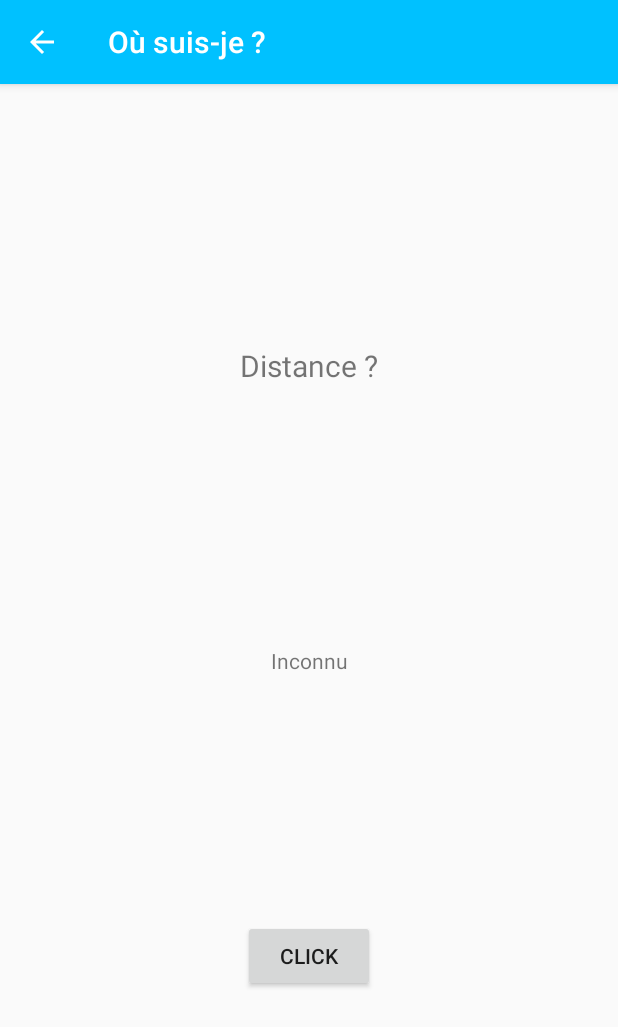
After one commit to s-jeremy/Android_App_Project, an Android app: the PositionActivity screen opened directly, with no data from a screen before it, on a phone screen of 412 x 824 dp. The commit adds this screen. Shown: the top 1027 px of the screen. Run offline under Robolectric (Android 15) with nearby library versions, the phone set to English and light mode, and no system bars.

Commit message:
Ajust login & userCreation design + Add Position Activity not functionnal actually

```diff
--- a/app/src/main/AndroidManifest.xml
+++ b/app/src/main/AndroidManifest.xml
@@ -21,6 +21,7 @@
         <activity android:name=".ui.view.sensor.data_sensors.PressureActivity"/>
         <activity android:name=".ui.view.sensor.data_sensors.BatteryActivity"/>
         <activity android:name=".ui.view.sensor.data_sensors.LightActivity"/>
+        <activity android:name=".ui.view.sensor.data_sensors.PositionActivity"/>
         <activity android:name=".ui.view.introduction.IntroductionActivity"/>
         <activity android:name=".ui.view.login.LoginActivity"/>
         <activity android:name=".ui.view.user_creation.UserCreationActivity"/>
--- /dev/null
+++ b/app/src/main/java/com/android_app_project/app/ui/view/sensor/data_sensors/PositionActivity.kt
@@ -0,0 +1,121 @@
+package com.android_app_project.app.ui.view.sensor.data_sensors
+
+import android.Manifest
+import android.annotation.SuppressLint
+import android.content.Context
+import android.content.Intent
+import android.content.pm.PackageManager
+import android.location.Geocoder
+import android.location.Location
+import android.os.Bundle
+import android.widget.Toast
+import androidx.appcompat.app.AppCompatActivity
+import androidx.core.app.ActivityCompat
+import com.android_app_project.app.R
+import com.android_app_project.app.databinding.ActivityPositionBinding
+import com.google.android.gms.location.FusedLocationProviderClient
+import com.google.android.gms.location.LocationRequest
+import com.google.android.gms.location.LocationServices
+import com.google.android.gms.tasks.CancellationTokenSource
+import java.util.*
+
+class PositionActivity: AppCompatActivity() {
+    companion object {
+        fun getStartIntent(context: Context): Intent {
+            return Intent(context, PositionActivity::class.java)
+        }
+    }
+
+    val PERMISSION_REQUEST_LOCATION = 9999
+    private lateinit var binding: ActivityPositionBinding
+    private lateinit var fusedLocationClient: FusedLocationProviderClient
+
+    override fun onCreate(savedInstanceState: Bundle?) {
+        super.onCreate(savedInstanceState)
+        setContentView(R.layout.activity_position)
+
+        binding = ActivityPositionBinding.inflate(layoutInflater)
+        setContentView(binding.root)
+
+        supportActionBar?.apply {
+            setTitle("Où suis-je ?")
+            setDisplayHomeAsUpEnabled(true)
+            setDisplayShowCustomEnabled(true)
+        }
+
+        fusedLocationClient = LocationServices.getFusedLocationProviderClient(this)
+
+        binding.locationButton.setOnClickListener {
+            requestPermission()
+        }
+
+    }
+
+    private fun position(location: Location) {
+        binding.locationText.setText(location.latitude.toString() + ","+ location.longitude.toString());
+    }
+
+    private fun requestPermission() {
+        if (!hasPermission()) {
+            ActivityCompat.requestPermissions(
+                this,
+                arrayOf(Manifest.permission.ACCESS_FINE_LOCATION),
+                PERMISSION_REQUEST_LOCATION)
+        } else {
+            getLocation()
+        }
+    }
+
+    private fun hasPermission(): Boolean {
+        return ActivityCompat.checkSelfPermission(this, Manifest.permission.ACCESS_FINE_LOCATION) == PackageManager.PERMISSION_GRANTED
+    }
+
+    override fun onRequestPermissionsResult(requestCode: Int, permissions: Array<out String>, grantResults: IntArray) {
+        super.onRequestPermissionsResult(requestCode, permissions, grantResults)
+
+        when (requestCode) {
+            PERMISSION_REQUEST_LOCATION -> {
+                // If request is cancelled, the result arrays are empty.
+                if ((grantResults.isNotEmpty() && grantResults[0] == PackageManager.PERMISSION_GRANTED)) {
+                    // Permission obtenue, Nous continuons la suite de la logique.
+                    getLocation()
+                } else {
+                    // TODO
+                    // Permission non accepté, expliqué ici via une activité ou une dialog pourquoi nous avons besoin de la permission
+                }
+                return
+            }
+        }
+    }
+
+    override fun onSupportNavigateUp(): Boolean {                   // Activation Bouton Retour
+        finish()
+        return true
+    }
+
+    //Add to comment !!!!!!
+    @SuppressLint("MissingPermission")
+    private fun getLocation() {
+        if (hasPermission()) {
+            fusedLocationClient = LocationServices.getFusedLocationProviderClient(this)
+            fusedLocationClient.getCurrentLocation(LocationRequest.PRIORITY_BALANCED_POWER_ACCURACY, CancellationTokenSource().token)
+                .addOnSuccessListener { geoCode(it) }
+                .addOnFailureListener {
+                    // Remplacer par un vrai bon message
+                    Toast.makeText(this, "Localisation impossible", Toast.LENGTH_SHORT).show()
+                }
+        }
+    }
+
+    private fun geoCode(location: Location) {
+        val geocoder = Geocoder(this, Locale.getDefault())
+        val results = geocoder.getFromLocation(location.latitude, location.longitude, 1)
+
+        if (results.isNotEmpty()) {
+            //binding.locationText.text = results[0].getAddressLine(0)
+            binding.locationText.text = location.latitude.toString()
+            //this.position(location);
+        }
+    }
+
+}
--- /dev/null
+++ b/app/src/main/res/layout/activity_position.xml
@@ -0,0 +1,43 @@
+<?xml version="1.0" encoding="utf-8"?>
+<androidx.constraintlayout.widget.ConstraintLayout xmlns:android="http://schemas.android.com/apk/res/android"
+    xmlns:app="http://schemas.android.com/apk/res-auto"
+    xmlns:tools="http://schemas.android.com/tools"
+    android:layout_width="match_parent"
+    android:layout_height="match_parent"
+    tools:context=".ui.view.sensor.data_sensors.PositionActivity"
+    app:layout_behavior="com.airbnb.lottie.LottieAnimationView">
+
+
+    <TextView
+        android:id="@+id/positionText"
+        android:layout_width="wrap_content"
+        android:layout_height="wrap_content"
+        android:text="Distance ?"
+        android:textSize="20dp"
+        app:layout_constraintBottom_toTopOf="@+id/locationText"
+        app:layout_constraintEnd_toEndOf="parent"
+        app:layout_constraintStart_toStartOf="parent"
+        app:layout_constraintTop_toTopOf="parent" />
+
+    <TextView
+        android:id="@+id/locationText"
+        android:layout_width="wrap_content"
+        android:layout_height="wrap_content"
+        android:text="@string/locationText"
+        app:layout_constraintBottom_toBottomOf="parent"
+        app:layout_constraintEnd_toEndOf="parent"
+        app:layout_constraintStart_toStartOf="parent"
+        app:layout_constraintTop_toTopOf="parent" />
+
+    <Button
+        android:id="@+id/locationButton"
+        android:layout_width="wrap_content"
+        android:layout_height="wrap_content"
+        android:text="Click"
+        app:layout_constraintBottom_toBottomOf="parent"
+        app:layout_constraintEnd_toEndOf="parent"
+        app:layout_constraintStart_toStartOf="parent"
+        app:layout_constraintTop_toBottomOf="@+id/locationText"
+        app:rippleColor="#F11B08" />
+
+</androidx.constraintlayout.widget.ConstraintLayout>
--- a/app/src/main/res/values/strings.xml
+++ b/app/src/main/res/values/strings.xml
@@ -19,4 +19,5 @@
     <string name="page2_title">Développée sous Android Kotlin</string>
     <string name="page3_title">Réalisée par Jérémy et Mehdi</string>
     <string name="infoDev">Jérémy SELO et Mehdi RECHID - A2</string>
+    <string name="locationText">Inconnu</string>
 </resources>
```
Also changed, not shown: app/src/main/java/com/android_app_project/app/ui/view/sensor/SensorRecyclerViewActivity.kt (+2 -5 lines), app/src/main/res/layout/activity_login.xml (+12 -2 lines), app/src/main/res/layout/activity_user_creation.xml (+12 -3 lines).
